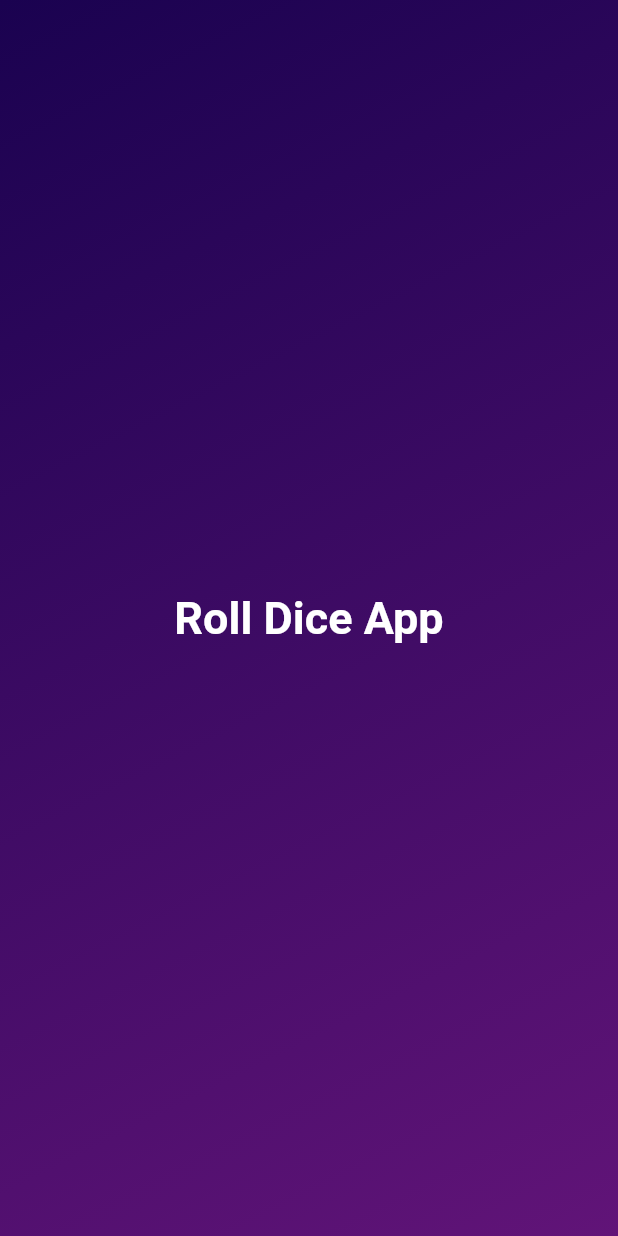
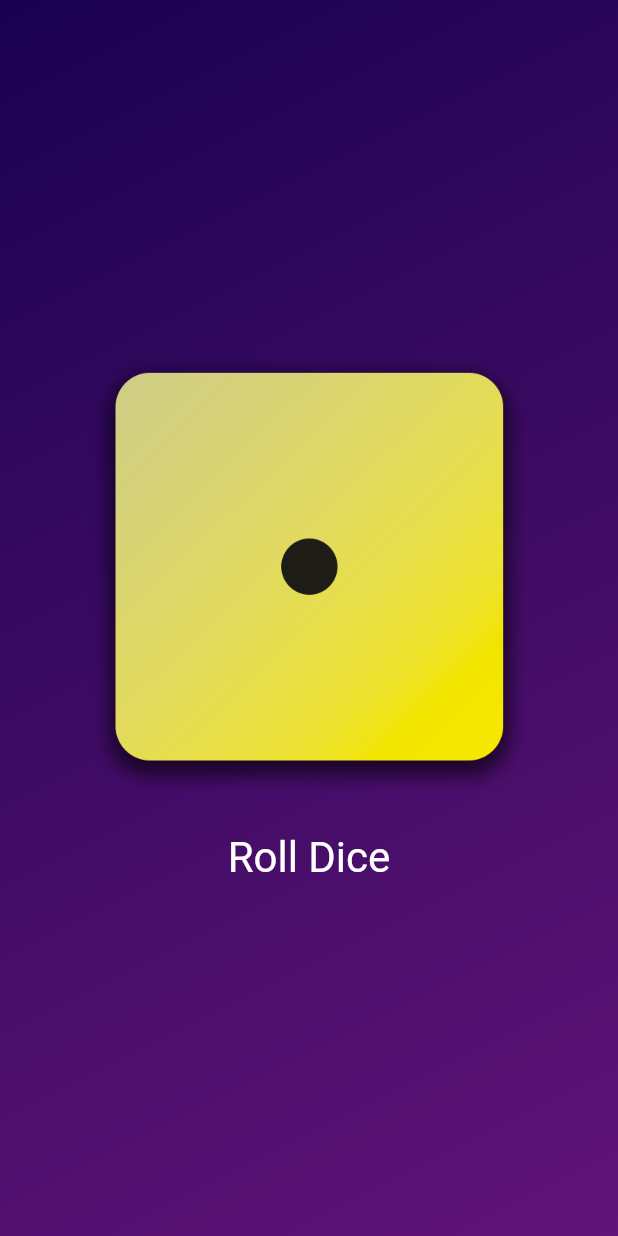
Before and after one commit to BerkayGulen/Roll-Dice-App, a Flutter app: the screen it shows after launch, on a phone screen of 412 x 824 dp. Run offline on Flutter 3.47's test engine with Material 2 defaults, Android fonts, the phone set to English and light mode, and no system bars.

Commit message:
final commit

```diff
--- /dev/null
+++ b/lib/components/dice_roller.dart
@@ -0,0 +1,48 @@
+import 'dart:math';
+import 'package:flutter/material.dart';
+
+Random randomizer = Random();
+
+class DiceRoller extends StatefulWidget {
+  const DiceRoller({super.key});
+
+  @override
+  State<DiceRoller> createState() => _DiceRollerState();
+}
+
+class _DiceRollerState extends State<DiceRoller> {
+  int diceRollNumber = 1;
+
+
+  void rollDice() {
+    setState(() {
+      diceRollNumber = randomizer.nextInt(6) + 1;
+      print("random number: $diceRollNumber");
+    });
+  }
+
+  @override
+  Widget build(BuildContext context) {
+    return Column(
+      mainAxisSize: MainAxisSize.min,
+      children: [
+        Image.asset(
+          "assets/images/dice-$diceRollNumber.png",
+          width: 300,
+        ),
+        const SizedBox(height: 20,),
+        TextButton(
+          onPressed: rollDice,
+          style: TextButton.styleFrom(
+            foregroundColor: Colors.white,
+            textStyle: const TextStyle(
+                fontSize: 28,
+                color: Colors.white
+            ),
+          ),
+          child: const Text("Roll Dice"),
+        ),
+      ],
+    );
+  }
+}
--- a/lib/components/gradient_container.dart
+++ b/lib/components/gradient_container.dart
@@ -1,28 +1,31 @@
 import 'package:flutter/material.dart';
+import 'package:roll_dice_app/components/dice_roller.dart';
 import 'package:roll_dice_app/components/styled_text.dart';
 
 class GradientContainer extends StatelessWidget {
-  const GradientContainer(this.color1,this.color2,{super.key});
+  const GradientContainer(this.color1, this.color2, {super.key});
+
+  const GradientContainer.purple({super.key})
+      : color1 = Colors.deepPurple,
+        color2 = Colors.indigo;
 
   final Color color1;
   final Color color2;
 
 
+
   @override
   Widget build(BuildContext context) {
     return Container(
-      decoration:  BoxDecoration(
+      decoration: BoxDecoration(
         gradient: LinearGradient(
-          colors: [
-            color1,
-            color2
-          ],
+          colors: [color1, color2],
           begin: Alignment.topLeft,
           end: Alignment.bottomRight,
         ),
       ),
       child: const Center(
-        child:  StyledText("Roll Dice App"),
+        child: DiceRoller(),
       ),
     );
   }
--- a/lib/main.dart
+++ b/lib/main.dart
@@ -3,8 +3,12 @@ import 'package:flutter/material.dart';
 import 'package:roll_dice_app/components/gradient_container.dart';
 
 void main(){
-  runApp(const MaterialApp(
-    home: Scaffold(
+  runApp( MaterialApp(
+    debugShowCheckedModeBanner: false,
+    theme: ThemeData(
+      useMaterial3: true,
+    ),
+    home: const Scaffold(
       body: GradientContainer(Color.fromARGB(255, 26, 2, 80),Color.fromARGB(255, 97, 20, 120)),
     ),
   ));
--- a/pubspec.yaml
+++ b/pubspec.yaml
@@ -59,9 +59,8 @@ flutter:
   uses-material-design: true
 
   # To add assets to your application, add an assets section, like this:
-  # assets:
-  #   - images/a_dot_burr.jpeg
-  #   - images/a_dot_ham.jpeg
+  assets:
+    - assets/images/
 
   # An image asset can refer to one or more resolution-specific "variants", see
   # https://flutter.dev/assets-and-images/#resolution-aware
```
Also changed, not shown: assets/images/dice-1.png (added), assets/images/dice-2.png (added), assets/images/dice-3.png (added), assets/images/dice-4.png (added), assets/images/dice-5.png (added), assets/images/dice-6.png (added), 1 other file.
